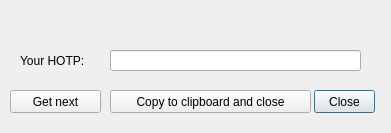
First picture: the form in PC software/CryptoStickGUI/hotpdialog.ui, repository Nitrokey/nitrokey-pro-firmware, before the edit.
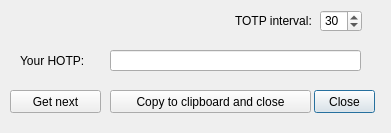
Second picture: the form after the edit.

Commit message: Added selectable TOTP interval. Beginning of code refactoring.

```diff
--- a/PC software/CryptoStickGUI/hotpdialog.ui
+++ b/PC software/CryptoStickGUI/hotpdialog.ui
@@ -78,6 +78,38 @@
     <string>Get next</string>
    </property>
   </widget>
+  <widget class="QSpinBox" name="intervalSpinBox">
+   <property name="geometry">
+    <rect>
+     <x>320</x>
+     <y>10</y>
+     <width>42</width>
+     <height>22</height>
+    </rect>
+   </property>
+   <property name="minimum">
+    <number>1</number>
+   </property>
+   <property name="maximum">
+    <number>65536</number>
+   </property>
+   <property name="value">
+    <number>30</number>
+   </property>
+  </widget>
+  <widget class="QLabel" name="intervalLabel">
+   <property name="geometry">
+    <rect>
+     <x>235</x>
+     <y>10</y>
+     <width>81</width>
+     <height>21</height>
+    </rect>
+   </property>
+   <property name="text">
+    <string>TOTP interval:</string>
+   </property>
+  </widget>
  </widget>
  <resources/>
  <connections>
```
The commit also changes 6 other files.
